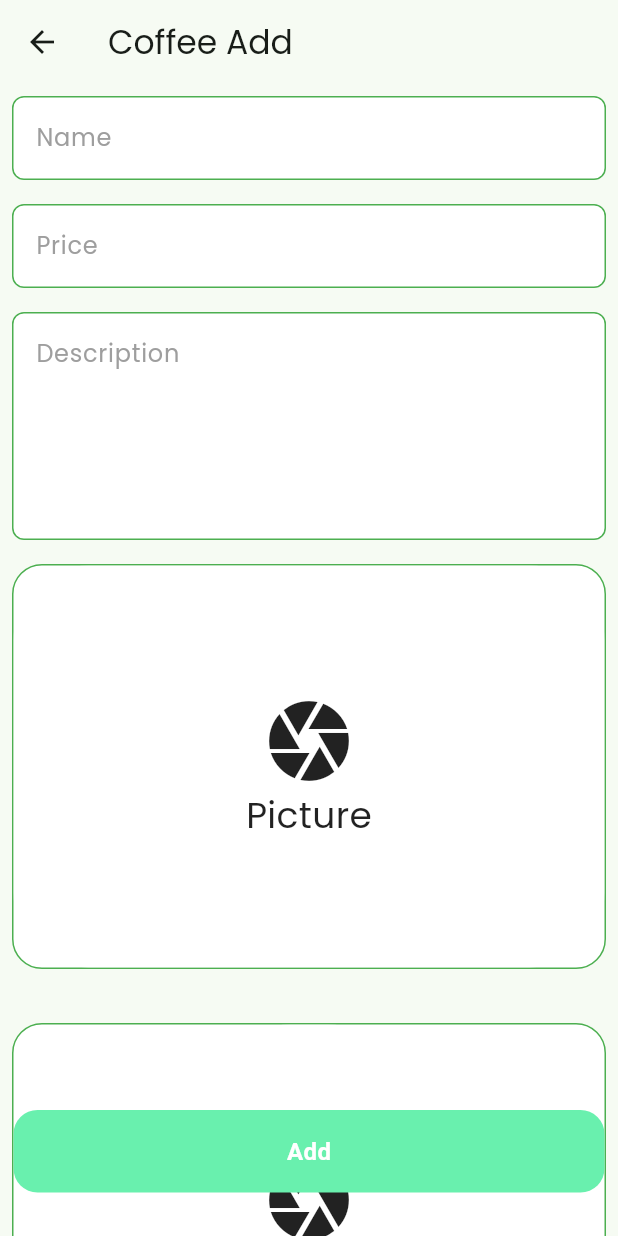
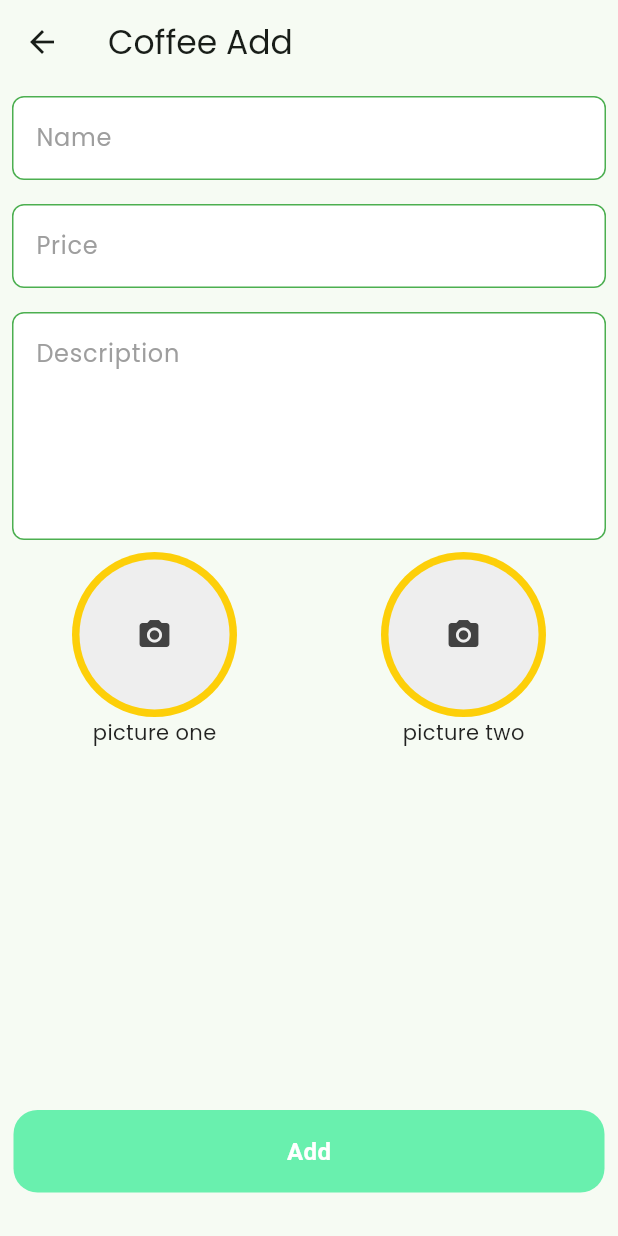
Before and after one commit to ravshan1119/coffee_shop, a Flutter app: the CoffeeAddPage screen opened directly, on a phone screen of 412 x 824 dp. Run offline on Flutter 3.47's test engine with Material 2 defaults, Android fonts, the phone set to English and light mode, and no system bars; our stand-ins replace cloud_firestore, equatable, firebase_core, firebase_storage, flutter_animate, flutter_bloc and 4 more; accounts and stored records are empty.

Commit message:
updated 9

```diff
--- a/lib/ui/coffee_add/coffee_add_page.dart
+++ b/lib/ui/coffee_add/coffee_add_page.dart
@@ -1,16 +1,17 @@
 import 'dart:io';
-
 import 'package:coffee_shop/cubits/coffee_add/coffee_add_cubit.dart';
 import 'package:coffee_shop/data/firebase/coffee_service.dart';
 import 'package:coffee_shop/data/model/coffee_model.dart';
 import 'package:coffee_shop/data/universal_data.dart';
 import 'package:coffee_shop/ui/utils/loading_dialog.dart';
-import 'package:coffee_shop/ui/utils/utils.dart';
 import 'package:coffee_shop/ui/widgets/global_button.dart';
 import 'package:coffee_shop/ui/widgets/global_input.dart';
+import 'package:firebase_storage/firebase_storage.dart';
 import 'package:flutter/material.dart';
+import 'package:flutter/services.dart';
 import 'package:flutter_bloc/flutter_bloc.dart';
 import 'package:image_picker/image_picker.dart';
+import 'package:path/path.dart';
 
 class CoffeeAddPage extends StatefulWidget {
   const CoffeeAddPage({super.key});
@@ -21,9 +22,7 @@ class CoffeeAddPage extends StatefulWidget {
 
 class _CoffeeAddPageState extends State<CoffeeAddPage> {
   TextEditingController nameController = TextEditingController();
-
   TextEditingController priceController = TextEditingController();
-
   TextEditingController descriptionController = TextEditingController();
 
   CoffeeService coffeeService = CoffeeService();
@@ -31,16 +30,16 @@ class _CoffeeAddPageState extends State<CoffeeAddPage> {
   ImagePicker pickerOne = ImagePicker();
   ImagePicker pickerTwo = ImagePicker();
 
-  String imagePath = defaultImageConstant;
+  File? _photo;
+  File? _photoTwo;
 
-  String? selectedImagePath;
-  String? selectedImagePathTwo;
+  var storage = FirebaseStorage.instance;
 
   @override
   void initState() {
     super.initState();
-    selectedImagePath != null;
-    selectedImagePathTwo != null;
+    _photo != null;
+    _photoTwo != null;
   }
 
   @override
@@ -78,112 +77,86 @@ class _CoffeeAddPageState extends State<CoffeeAddPage> {
                       maxLines: 5,
                     ),
                   ),
-                  Padding(
-                    padding: const EdgeInsets.all(8.0),
-                    child: Container(
-                      height: 270,
-                      decoration: BoxDecoration(
-                        color: Colors.white,
-                          border: Border.all(color: Colors.green),
-                          borderRadius: BorderRadius.circular(20)),
-                      child: ClipRRect(
-                        borderRadius: BorderRadius.circular(20),
-                        child: selectedImagePath == null
-                            ? Center(
-                                child: Container(
-                                  decoration: BoxDecoration(
-                                      borderRadius: BorderRadius.circular(50),
-                                      color: Colors.white),
+                  Row(
+                    mainAxisAlignment: MainAxisAlignment.spaceAround,
+                    children: [
+                      Column(
+                        children: [
+                          Center(
                             child: GestureDetector(
                               onTap: () {
-                                      showCameraAndGalleryDialog(context,
-                                          (imagePath) {
-                                        if (imagePath != null) {
-                                          setState(() {
-                                            selectedImagePath = imagePath;
-                                          });
-                                        }
-                                      });
+                                _showPicker(context);
                               },
-                                    child: const Center(
-                                      child: Column(
-                                        mainAxisAlignment:
-                                            MainAxisAlignment.center,
-                                        children: [
-                                          Icon(
-                                            Icons.camera,
-                                            size: 64,
+                              child: CircleAvatar(
+                                radius: 55,
+                                backgroundColor: const Color(0xffFDCF09),
+                                child: _photo != null
+                                    ? ClipRRect(
+                                        borderRadius: BorderRadius.circular(50),
+                                        child: Image.file(
+                                          _photo!,
+                                          width: 100,
+                                          height: 100,
+                                          fit: BoxFit.fitHeight,
                                         ),
-                                          Text(
-                                            "Picture",
-                                            style: TextStyle(fontSize: 24),
                                       )
-                                        ],
+                                    : Container(
+                                        decoration: BoxDecoration(
+                                            color: Colors.grey[200],
+                                            borderRadius:
+                                                BorderRadius.circular(50)),
+                                        width: 100,
+                                        height: 100,
+                                        child: Icon(
+                                          Icons.camera_alt,
+                                          color: Colors.grey[800],
                                         ),
                                       ),
                               ),
                             ),
+                          ),
+                          const Text("picture one"),
+                        ],
+                      ),
+                      Column(
+                        children: [
+                          Center(
+                            child: GestureDetector(
+                              onTap: () {
+                                _showPickerTwo(context);
+                              },
+                              child: CircleAvatar(
+                                radius: 55,
+                                backgroundColor: const Color(0xffFDCF09),
+                                child: _photoTwo != null
+                                    ? ClipRRect(
+                                        borderRadius: BorderRadius.circular(50),
+                                        child: Image.file(
+                                          _photoTwo!,
+                                          width: 100,
+                                          height: 100,
+                                          fit: BoxFit.fitHeight,
+                                        ),
                                       )
-                            : Image.file(
-                                File(selectedImagePath!),
-                                width: double.infinity,
-                                fit: BoxFit.cover,
+                                    : Container(
+                                        decoration: BoxDecoration(
+                                            color: Colors.grey[200],
+                                            borderRadius:
+                                                BorderRadius.circular(50)),
+                                        width: 100,
+                                        height: 100,
+                                        child: Icon(
+                                          Icons.camera_alt,
+                                          color: Colors.grey[800],
                                         ),
                                       ),
                               ),
                             ),
-                  const SizedBox(height: 20),
-                  Padding(
-                    padding: const EdgeInsets.all(8.0),
-                    child: Container(
-                      height: 270,
-                      decoration: BoxDecoration(
-                          color: Colors.white,
-                          border: Border.all(color: Colors.green),
-                          borderRadius: BorderRadius.circular(20)),
-                      child: ClipRRect(
-                        borderRadius: BorderRadius.circular(20),
-                        child: selectedImagePathTwo == null
-                            ? Center(
-                                child: Container(
-                                  decoration: BoxDecoration(
-                                      borderRadius: BorderRadius.circular(50),
-                                      color: Colors.white),
-                                  child: GestureDetector(
-                                    onTap: () {
-                                      showCameraAndGalleryDialog(context,
-                                          (imagePath) {
-                                        if (imagePath != null) {
-                                          setState(() {
-                                            selectedImagePathTwo = imagePath;
-                                          });
-                                        }
-                                      });
-                                    },
-                                    child: const Column(
-                                      mainAxisAlignment:
-                                          MainAxisAlignment.center,
-                                      children: [
-                                        Icon(
-                                          Icons.camera,
-                                          size: 64,
                           ),
-                                        Text(
-                                          "Picture Art",
-                                          style: TextStyle(fontSize: 24),
-                                        )
+                          const Text("picture two"),
                         ],
                       ),
-                                  ),
-                                ),
-                              )
-                            : Image.file(
-                                File(selectedImagePathTwo!),
-                                width: double.infinity,
-                                fit: BoxFit.cover,
-                              ),
-                      ),
-                    ),
+                    ],
                   ),
                   const SizedBox(height: 100),
                 ],
@@ -204,9 +177,9 @@ class _CoffeeAddPageState extends State<CoffeeAddPage> {
                           id: "",
                           name: nameController.text,
                           price: double.parse(priceController.text),
-                          picture: selectedImagePath!,
+                          picture: _photo!.path,
                           description: descriptionController.text,
-                          pictureAlt: selectedImagePathTwo!,
+                          pictureAlt: _photoTwo!.path,
                         );
 
                         showLoading(context: context);
@@ -246,4 +219,138 @@ class _CoffeeAddPageState extends State<CoffeeAddPage> {
       },
     );
   }
+
+  Future imgFromGallery() async {
+    final pickedFile = await pickerOne.pickImage(source: ImageSource.gallery);
+
+    setState(() {
+      if (pickedFile != null) {
+        _photo = File(pickedFile.path);
+        uploadFile();
+      } else {
+        debugPrint('No image selected.');
       }
+    });
+  }
+
+  Future imgFromGalleryTwo() async {
+    final pickedFile = await pickerOne.pickImage(source: ImageSource.gallery);
+
+    setState(() {
+      if (pickedFile != null) {
+        _photoTwo = File(pickedFile.path);
+        uploadFile();
+      } else {
+        debugPrint('No image selected.');
+      }
+    });
+  }
+
+  Future imgFromCamera() async {
+    final pickedFile = await pickerOne.pickImage(source: ImageSource.camera);
+
+    setState(() {
+      if (pickedFile != null) {
+        _photo = File(pickedFile.path);
+        uploadFile();
+      } else {
+        debugPrint('No image selected.');
+      }
+    });
+  }
+
+  Future imgFromCameraTwo() async {
+    final pickedFile = await pickerOne.pickImage(source: ImageSource.camera);
+
+    setState(() {
+      if (pickedFile != null) {
+        _photoTwo = File(pickedFile.path);
+        uploadFile();
+      } else {
+        debugPrint('No image selected.');
+      }
+    });
+  }
+
+  Future uploadFile() async {
+    if (_photo == null) return;
+    final fileName = basename(_photo!.path);
+    final destination = 'files/$fileName';
+
+    try {
+      final ref = FirebaseStorage.instance.ref(destination);
+      await ref.putFile(_photo!);
+    } catch (e) {
+      debugPrint('error occured');
+    }
+  }
+
+  Future uploadFileTwo() async {
+    if (_photo == null) return;
+    final fileName = basename(_photo!.path);
+    final destination = 'files/$fileName';
+
+    try {
+      final ref = FirebaseStorage.instance.ref(destination);
+      await ref.putFile(_photo!);
+    } catch (e) {
+      debugPrint('error occured');
+    }
+  }
+
+  void _showPicker(context) {
+    showModalBottomSheet(
+        context: context,
+        builder: (BuildContext bc) {
+          return SafeArea(
+            child: Wrap(
+              children: <Widget>[
+                ListTile(
+                    leading: const Icon(Icons.photo_library),
+                    title: const Text('Gallery'),
+                    onTap: () {
+                      imgFromGallery();
+                      Navigator.of(context).pop();
+                    }),
+                ListTile(
+                  leading: const Icon(Icons.photo_camera),
+                  title: const Text('Camera'),
+                  onTap: () {
+                    imgFromCamera();
+                    Navigator.of(context).pop();
+                  },
+                ),
+              ],
+            ),
+          );
+        });
+  }
+
+  void _showPickerTwo(context) {
+    showModalBottomSheet(
+        context: context,
+        builder: (BuildContext bc) {
+          return SafeArea(
+            child: Wrap(
+              children: <Widget>[
+                ListTile(
+                    leading: const Icon(Icons.photo_library),
+                    title: const Text('Gallery'),
+                    onTap: () {
+                      imgFromGalleryTwo();
+                      Navigator.of(context).pop();
+                    }),
+                ListTile(
+                  leading: const Icon(Icons.photo_camera),
+                  title: const Text('Camera'),
+                  onTap: () {
+                    imgFromCameraTwo();
+                    Navigator.of(context).pop();
+                  },
+                ),
+              ],
+            ),
+          );
+        });
+  }
+}
--- a/pubspec.yaml
+++ b/pubspec.yaml
@@ -45,6 +45,8 @@ dependencies:
   flutter_bloc: ^8.1.3
   equatable: ^2.0.5
   image_picker: ^1.0.4
+  path_provider: ^2.1.1
+  path: ^1.8.3
 
 
 dev_dependencies:
@@ -72,6 +74,7 @@ flutter:
   # To add assets to your application, add an assets section, like this:
   assets:
      - lib/assets/
+     - assets/images/
 
   # An image asset can refer to one or more resolution-specific "variants", see
   # https://flutter.dev/assets-and-images/#resolution-aware
```
Also changed, not shown: assets/images/1.png (added), assets/images/2.png (added), assets/images/3.png (added), assets/images/4.png (added), assets/images/5.png (added), pubspec.lock. Lines whose indentation alone changed are shown as unchanged.
